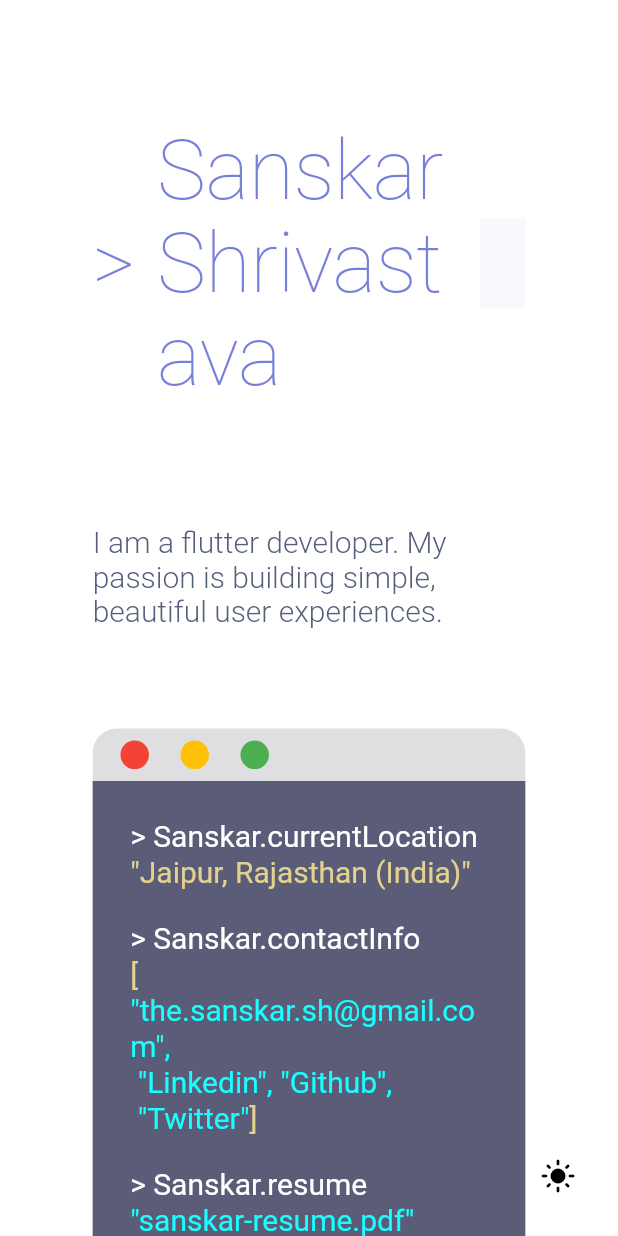
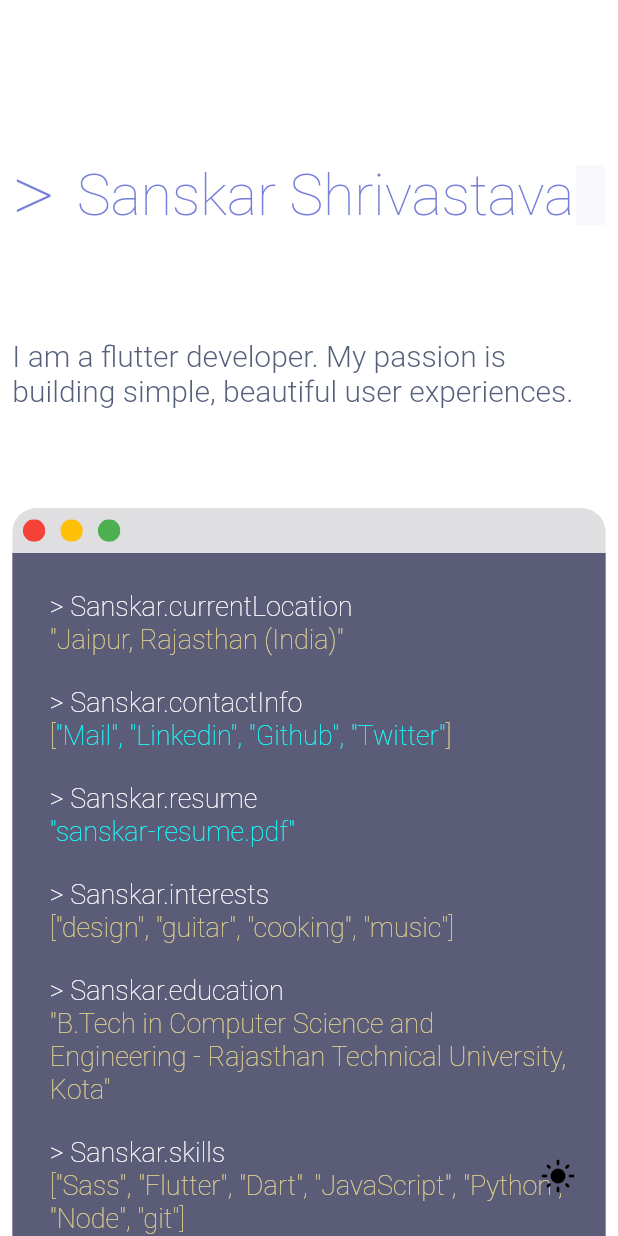
Before and after one commit to SanskarSh/Portfolio, a Flutter app: the screen it shows after launch, on a phone screen of 412 x 824 dp. Run offline on Flutter 3.47's test engine with Material 3 defaults, Android fonts, the light colour scheme and no system bars; our stand-ins replace google_fonts; generated files the repository leaves out were written again.

Commit message:
Adding mobile view.

```diff
--- a/lib/src/app.dart
+++ b/lib/src/app.dart
@@ -2,7 +2,7 @@ import 'package:flutter/material.dart';
 import 'package:flutter_gen/gen_l10n/app_localizations.dart';
 import 'package:flutter_localizations/flutter_localizations.dart';
 import 'package:portfolio/src/features/error/error_screen.dart';
-import 'package:portfolio/src/features/home/screen/home_screen.dart';
+import 'package:portfolio/src/features/home/wrapper/home_wrapper.dart';
 import 'package:portfolio/src/settings/theme/settings_controller.dart';
 import 'package:portfolio/src/settings/theme/thene.dart';
 
@@ -38,8 +38,8 @@ class MyApp extends StatelessWidget {
               settings: settings,
               builder: (BuildContext context) {
                 switch (settings.name) {
-                  case HomeScreen.routeName:
-                    return HomeScreen(
+                  case HomeWrapper.routeName:
+                    return HomeWrapper(
                       controller: controller,
                     );
                   default:
--- a/lib/src/features/error/error_screen.dart
+++ b/lib/src/features/error/error_screen.dart
@@ -7,10 +7,14 @@ class ErrorScreen extends StatelessWidget {
 
   @override
   Widget build(BuildContext context) {
-    // Todo: Implement ErrorScreen
-    return const Placeholder(
-      child: Center(
-        child: Text("404"),
+    return Scaffold(
+      body: Center(
+        child: Text(
+          "404",
+          style: Theme.of(context).textTheme.displayLarge!.copyWith(
+                color: Theme.of(context).colorScheme.primary,
+              ),
+        ),
       ),
     );
   }
--- /dev/null
+++ b/lib/src/features/home/screen/mobile_home_screen.dart
@@ -0,0 +1,174 @@
+// import 'package:animated_text_kit/animated_text_kit.dart';
+import 'package:flutter/material.dart';
+import 'package:portfolio/src/features/home/widgets/animated_indicator.dart';
+import 'package:portfolio/src/features/home/widgets/terminal.dart';
+import 'package:portfolio/src/settings/theme/settings_controller.dart';
+import 'package:portfolio/src/settings/theme/settings_toggle_view.dart';
+import 'package:url_launcher/url_launcher.dart';
+
+class MobileHomeScreen extends StatelessWidget {
+  const MobileHomeScreen({super.key, required this.controller});
+
+  final SettingsController controller;
+
+  @override
+  Widget build(BuildContext context) {
+    Size screenSize = MediaQuery.of(context).size;
+    return Scaffold(
+      floatingActionButton: ToggleTheme(controller: controller),
+      body: SingleChildScrollView(
+        child: Padding(
+          padding: EdgeInsets.symmetric(horizontal: screenSize.width * 0.02),
+          child: Column(
+            crossAxisAlignment: CrossAxisAlignment.start,
+            children: [
+              SizedBox(height: screenSize.height * 0.12),
+              Row(
+                children: <Widget>[
+                  FittedBox(
+                    fit: BoxFit.cover,
+                    child: Text(
+                      '>',
+                      style: Theme.of(context).textTheme.displayLarge!.copyWith(
+                          color: Theme.of(context).colorScheme.primary),
+                    ),
+                  ),
+                  const SizedBox(width: 15.0),
+                  // AnimatedTextKit(
+                  //   isRepeatingAnimation: false,
+                  //   totalRepeatCount: 1,
+                  //   animatedTexts: [
+                  //     TyperAnimatedText(
+                  //       speed: const Duration(milliseconds: 90),
+                  //       "Sanskar Shrivastava",
+                  //       textStyle:
+                  //           Theme.of(context).textTheme.displayLarge!.copyWith(
+                  //                 color: Theme.of(context).colorScheme.primary,
+                  //               ),
+                  //     ),
+                  //   ],
+                  // ),
+                  Expanded(
+                    child: FittedBox(
+                      child: Text(
+                        "Sanskar Shrivastava",
+                        style:
+                            Theme.of(context).textTheme.displayLarge!.copyWith(
+                                  color: Theme.of(context).colorScheme.primary,
+                                ),
+                      ),
+                    ),
+                  ),
+                  AnimatedIndicator(
+                    containerHeight: 40,
+                    containerWidth: 20,
+                    color:
+                        Theme.of(context).colorScheme.primary.withOpacity(.7),
+                  ),
+                ],
+              ),
+              SizedBox(height: screenSize.height * 0.08),
+              Text(
+                "I am a flutter developer. My passion is building simple, beautiful user experiences.",
+                style: Theme.of(context).textTheme.displayMedium!.copyWith(
+                      color: Theme.of(context).colorScheme.secondary,
+                    ),
+              ),
+              SizedBox(height: screenSize.height * 0.08),
+              const BuildAboutMeTerminal(),
+              SizedBox(height: screenSize.height * 0.1),
+              Center(
+                child: Text(
+                  "Contact me!",
+                  style: Theme.of(context).textTheme.displayMedium!.copyWith(
+                        color: Theme.of(context).colorScheme.secondary,
+                        fontSize: 30,
+                      ),
+                ),
+              ),
+              Center(
+                  child: Container(
+                margin: const EdgeInsets.only(top: 10),
+                height: 8,
+                width: 70,
+                color: Theme.of(context).colorScheme.primary,
+              )),
+              SizedBox(height: screenSize.height * 0.2),
+              Center(
+                child: Column(
+                  crossAxisAlignment: CrossAxisAlignment.center,
+                  mainAxisAlignment: MainAxisAlignment.spaceEvenly,
+                  children: [
+                    Text(
+                      "the.sanskar.sh@gmail.com",
+                      style:
+                          Theme.of(context).textTheme.displayMedium!.copyWith(
+                                color: Theme.of(context).colorScheme.secondary,
+                              ),
+                    ),
+                    const SizedBox(height: 10),
+                    GestureDetector(
+                      onTap: _launchLinkedInbUrl,
+                      child: Text(
+                        "LinkedIn",
+                        style: Theme.of(context)
+                            .textTheme
+                            .displayMedium!
+                            .copyWith(
+                              color: Theme.of(context).colorScheme.secondary,
+                            ),
+                      ),
+                    ),
+                    const SizedBox(height: 10),
+                    GestureDetector(
+                      onTap: _launchGitHubUrl,
+                      child: Text(
+                        "GitHub",
+                        style: Theme.of(context)
+                            .textTheme
+                            .displayMedium!
+                            .copyWith(
+                              color: Theme.of(context).colorScheme.secondary,
+                            ),
+                      ),
+                    ),
+                  ],
+                ),
+              ),
+              SizedBox(height: screenSize.height * 0.2),
+              Center(
+                child: Text(
+                  "Made By Sanskar © 2024",
+                  style: Theme.of(context).textTheme.displaySmall!.copyWith(
+                        fontSize: 15,
+                        color: Theme.of(context).colorScheme.secondary,
+                      ),
+                ),
+              ),
+              SizedBox(height: screenSize.height * 0.05),
+            ],
+          ),
+        ),
+      ),
+    );
+  }
+
+  _launchLinkedInbUrl() async {
+    final Uri url =
+        Uri.parse("https://www.linkedin.com/in/sanskar-shrivastava-757649202");
+    if (await canLaunchUrl(url)) {
+      await launchUrl(url);
+    } else {
+      throw 'Could not launch $url';
+    }
+  }
+
+  _launchGitHubUrl() async {
+    final Uri url = Uri.parse("https://github.com/SanskarSh");
+    if (await canLaunchUrl(url)) {
+      await launchUrl(url);
+    } else {
+      throw 'Could not launch $url';
+    }
+  }
+}
--- a/lib/src/features/home/screen/home_screen.dart
+++ b/lib/src/features/home/screen/web_home_screen.dart
@@ -1,15 +1,16 @@
 import 'package:animated_text_kit/animated_text_kit.dart';
 import 'package:flutter/material.dart';
+import 'package:flutter/widgets.dart';
 import 'package:portfolio/src/features/home/widgets/animated_indicator.dart';
 import 'package:portfolio/src/features/home/widgets/terminal.dart';
 import 'package:portfolio/src/settings/theme/settings_controller.dart';
 import 'package:portfolio/src/settings/theme/settings_toggle_view.dart';
+import 'package:url_launcher/url_launcher.dart';
 
-class HomeScreen extends StatelessWidget {
-  const HomeScreen({super.key, required this.controller});
+class WebHomeScreen extends StatelessWidget {
+  const WebHomeScreen({super.key, required this.controller});
 
   final SettingsController controller;
-  static const String routeName = '/';
 
   @override
   Widget build(BuildContext context) {
@@ -33,29 +34,24 @@ class HomeScreen extends StatelessWidget {
                         .copyWith(color: Theme.of(context).colorScheme.primary),
                   ),
                   const SizedBox(width: 15.0),
-                  Flexible(
-                    child: AnimatedTextKit(
+                  AnimatedTextKit(
                     isRepeatingAnimation: false,
                     totalRepeatCount: 1,
                     animatedTexts: [
                       TyperAnimatedText(
                         speed: const Duration(milliseconds: 90),
                         "Sanskar Shrivastava",
-                          textStyle: Theme.of(context)
-                              .textTheme
-                              .displayLarge!
-                              .copyWith(
+                        textStyle:
+                            Theme.of(context).textTheme.displayLarge!.copyWith(
                                   color: Theme.of(context).colorScheme.primary,
                                 ),
                       ),
                     ],
                   ),
+                  AnimatedIndicator(
+                    color:
+                        Theme.of(context).colorScheme.primary.withOpacity(.7),
                   ),
-                  AnimatedIndicator(
-                      color: Theme.of(context)
-                          .colorScheme
-                          .primary
-                          .withOpacity(.7)),
                 ],
               ),
               SizedBox(height: screenSize.height * 0.1),
@@ -79,7 +75,7 @@ class HomeScreen extends StatelessWidget {
               ),
               Center(
                   child: Container(
-                margin: EdgeInsets.only(top: 10),
+                margin: const EdgeInsets.only(top: 10),
                 height: 8,
                 width: 70,
                 color: Theme.of(context).colorScheme.primary,
@@ -103,11 +99,16 @@ class HomeScreen extends StatelessWidget {
                                 color: Theme.of(context).colorScheme.secondary,
                               ),
                     ),
-                    Text(
+                    GestureDetector(
+                      onTap: _launchLinkedInbUrl,
+                      child: Text(
                         "LinkedIn",
-                      style:
-                          Theme.of(context).textTheme.displayMedium!.copyWith(
+                        style: Theme.of(context)
+                            .textTheme
+                            .displayMedium!
+                            .copyWith(
                               color: Theme.of(context).colorScheme.secondary,
+                            ),
                       ),
                     ),
                     Text(
@@ -117,11 +118,16 @@ class HomeScreen extends StatelessWidget {
                                 color: Theme.of(context).colorScheme.secondary,
                               ),
                     ),
-                    Text(
+                    GestureDetector(
+                      onTap: _launchGitHubUrl,
+                      child: Text(
                         "GitHub",
-                      style:
-                          Theme.of(context).textTheme.displayMedium!.copyWith(
+                        style: Theme.of(context)
+                            .textTheme
+                            .displayMedium!
+                            .copyWith(
                               color: Theme.of(context).colorScheme.secondary,
+                            ),
                       ),
                     ),
                   ],
@@ -144,4 +150,23 @@ class HomeScreen extends StatelessWidget {
       ),
     );
   }
+
+  _launchLinkedInbUrl() async {
+    final Uri url =
+        Uri.parse("https://www.linkedin.com/in/sanskar-shrivastava-757649202");
+    if (await canLaunchUrl(url)) {
+      await launchUrl(url);
+    } else {
+      throw 'Could not launch $url';
     }
+  }
+
+  _launchGitHubUrl() async {
+    final Uri url = Uri.parse("https://github.com/SanskarSh");
+    if (await canLaunchUrl(url)) {
+      await launchUrl(url);
+    } else {
+      throw 'Could not launch $url';
+    }
+  }
+}
--- a/lib/src/features/home/widgets/terminal.dart
+++ b/lib/src/features/home/widgets/terminal.dart
@@ -9,7 +9,7 @@ class BuildAboutMeTerminal extends StatelessWidget {
   Widget build(BuildContext context) {
     Size screenSize = MediaQuery.of(context).size;
     return Container(
-      height: screenSize.height * 0.7,
+      height: screenSize.height * 0.8,
       // width: screenSize.width * 0.8,
       width: double.maxFinite,
       decoration: BoxDecoration(
@@ -23,25 +23,44 @@ class BuildAboutMeTerminal extends StatelessWidget {
       ),
       child: Column(
         children: [
-          const SizedBox(
-            height: 35,
-            width: double.maxFinite,
-            child: Padding(
-              padding: EdgeInsets.all(8.0),
-              child: Row(
-                mainAxisSize: MainAxisSize.min,
-                children: [
-                  CircleAvatar(
-                    backgroundColor: Colors.red,
+          SizedBox(
+            height: 30,
+            child: Row(
+              mainAxisSize: MainAxisSize.min,
+              children: [
+                const SizedBox(width: 2),
+                Padding(
+                  padding: const EdgeInsets.all(5.0),
+                  child: ClipOval(
+                    child: Container(
+                      height: 15,
+                      width: 15,
+                      color: Colors.red,
+                    ),
                   ),
-                  CircleAvatar(
-                    backgroundColor: Colors.amber,
+                ),
+                Padding(
+                  padding: const EdgeInsets.all(5.0),
+                  child: ClipOval(
+                    child: Container(
+                      height: 15,
+                      width: 15,
+                      color: Colors.amber,
+                    ),
                   ),
-                  CircleAvatar(
-                    backgroundColor: Colors.green,
+                ),
+                Padding(
+                  padding: const EdgeInsets.all(5.0),
+                  child: ClipOval(
+                    child: Container(
+                      height: 15,
+                      width: 15,
+                      color: Colors.green,
+                    ),
                   ),
-                ],
-              ),
+                ),
+                const Spacer()
+              ],
             ),
           ),
           Expanded(
@@ -97,7 +116,7 @@ class BuildAboutMeTerminal extends StatelessWidget {
                           GestureDetector(
                             // onTap: _launchMainUrl,
                             child: Text(
-                              '"the.sanskar.sh@gmail.com",',
+                              '"Mail",',
                               style: Theme.of(context)
                                   .textTheme
                                   .displaySmall!
--- /dev/null
+++ b/lib/src/features/home/wrapper/home_wrapper.dart
@@ -0,0 +1,24 @@
+import 'package:flutter/material.dart';
+import 'package:portfolio/src/features/home/screen/mobile_home_screen.dart';
+import 'package:portfolio/src/features/home/screen/web_home_screen.dart';
+import 'package:portfolio/src/settings/theme/settings_controller.dart';
+
+class HomeWrapper extends StatelessWidget {
+  final SettingsController controller;
+  const HomeWrapper({super.key, required this.controller});
+  static const String routeName = '/';
+
+  @override
+  Widget build(BuildContext context) {
+    return LayoutBuilder(
+      builder: (context, constraints) {
+        if (constraints.maxWidth < 870) {
+          return MobileHomeScreen(
+            controller: controller,
+          );
+        }
+        return WebHomeScreen(controller: controller);
+      },
+    );
+  }
+}
--- a/lib/src/settings/theme/settings_controller.dart
+++ b/lib/src/settings/theme/settings_controller.dart
@@ -6,7 +6,7 @@ class SettingsController extends ChangeNotifier {
 
   final SettingService _settingService;
 
-late ThemeMode _themeMode;
+  late ThemeMode _themeMode;
 
   ThemeMode get themeMode => _themeMode;
 
--- a/lib/src/settings/theme/thene.dart
+++ b/lib/src/settings/theme/thene.dart
@@ -36,8 +36,8 @@ class MyTheme {
         fontSize: 20,
       ),
       displaySmall: GoogleFonts.ubuntuMono(
-        fontWeight: FontWeight.w400,
-        fontSize: 20,
+        fontWeight: FontWeight.w100,
+        fontSize: 18,
       ),
     );
   }
```
Also changed, not shown: 4 other files. Lines whose indentation alone changed are shown as unchanged.
